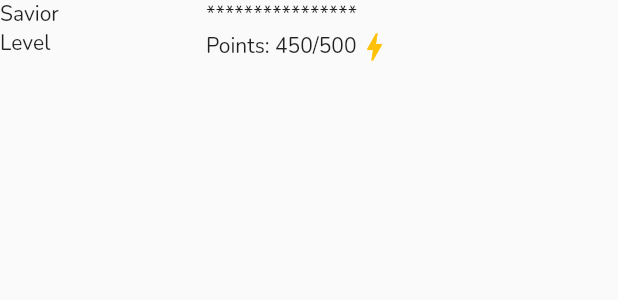
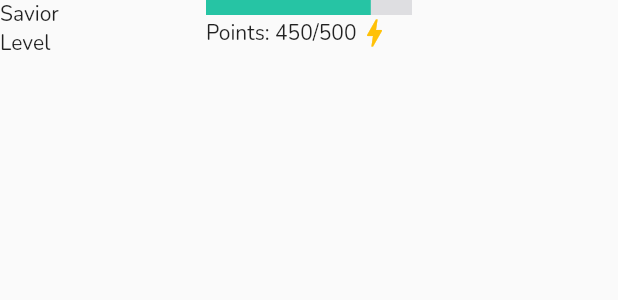
Before and after one commit to rlysam/Team04-BSCS-NS-3A-M-PahireAm-v1, a Flutter app: the LevelIndicator widget shown alone on an empty page, opened directly, on a phone screen of 412 x 824 dp. Shown: the top 300 px of the screen. Run offline on Flutter 3.47's test engine with Material 2 defaults, Android fonts, the phone set to English and light mode, and no system bars; our stand-ins replace google_fonts; missing offline and left inert: dart:html, dart:js_util.

Commit message:
User Profile Progress Bar, working

```diff
--- a/lib/screens/Landing/Screen User Profile/user_profile.dart
+++ b/lib/screens/Landing/Screen User Profile/user_profile.dart
@@ -11,8 +11,10 @@ class UserProfile extends StatelessWidget {
 
   @override
   Widget build(BuildContext context) {
+    // var horizontal2 = 130;
+    double horizontal2 = 200;
     return Padding(
-      padding: const EdgeInsets.symmetric(horizontal: 130),
+      padding: EdgeInsets.symmetric(horizontal: horizontal2),
       child: SizedBox(
         width: double.maxFinite,
         child: Column(
@@ -80,15 +82,16 @@ class LevelIndicator extends StatelessWidget {
         ),
         // SizedBox(width: 45),
         Expanded(
-          flex: 2,
+          flex: 1,
           child: Column(
             crossAxisAlignment: CrossAxisAlignment.start,
             children: [
-              // LinearProgressIndicator(
-              //   value: 0.9,
-              //   backgroundColor: Colors.grey[300],
-              // ),
-              Text('****************'),
+              LinearProgressIndicator(
+                backgroundColor: kGray,
+                valueColor: AlwaysStoppedAnimation<Color>(kPrimaryGreen),
+                minHeight: 10,
+                value: 0.8,
+              ),
               Row(
                 children: [
                   Text('Points: 450/500'),
@@ -97,7 +100,8 @@ class LevelIndicator extends StatelessWidget {
               )
             ],
           ),
-        )
+        ),
+        Expanded(child: SizedBox()),
       ],
     );
   }
--- a/lib/utils/constants.dart
+++ b/lib/utils/constants.dart
@@ -12,6 +12,8 @@ var kIconColor1 = const Color(0xff8E7B7B);
 var kFontColorBlack = const Color(0xff544B4B);
 var kFontColorRed = const Color(0xffC41E3A);
 var kFontColorRedWarning = const Color(0xffE70E0E);
+var kGray = const Color(0xffDEDEE1);
+
 
 var kFontSizeHeader = pToF(48);
 var kFontSizeSubtitle = pToF(18);
```
